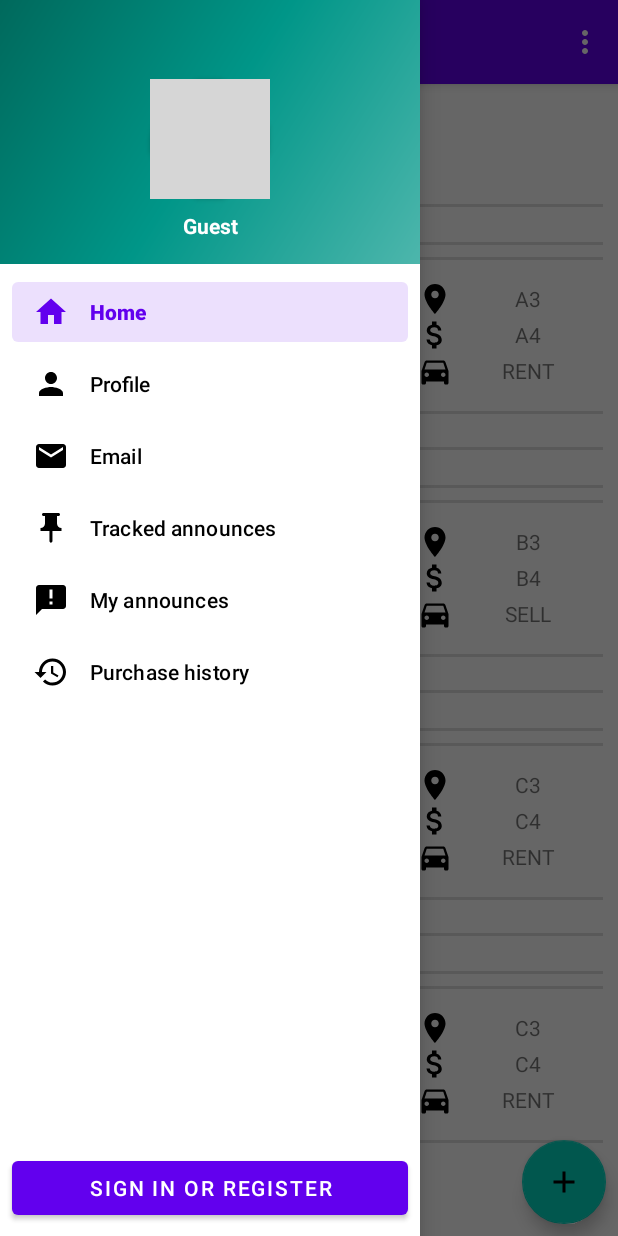
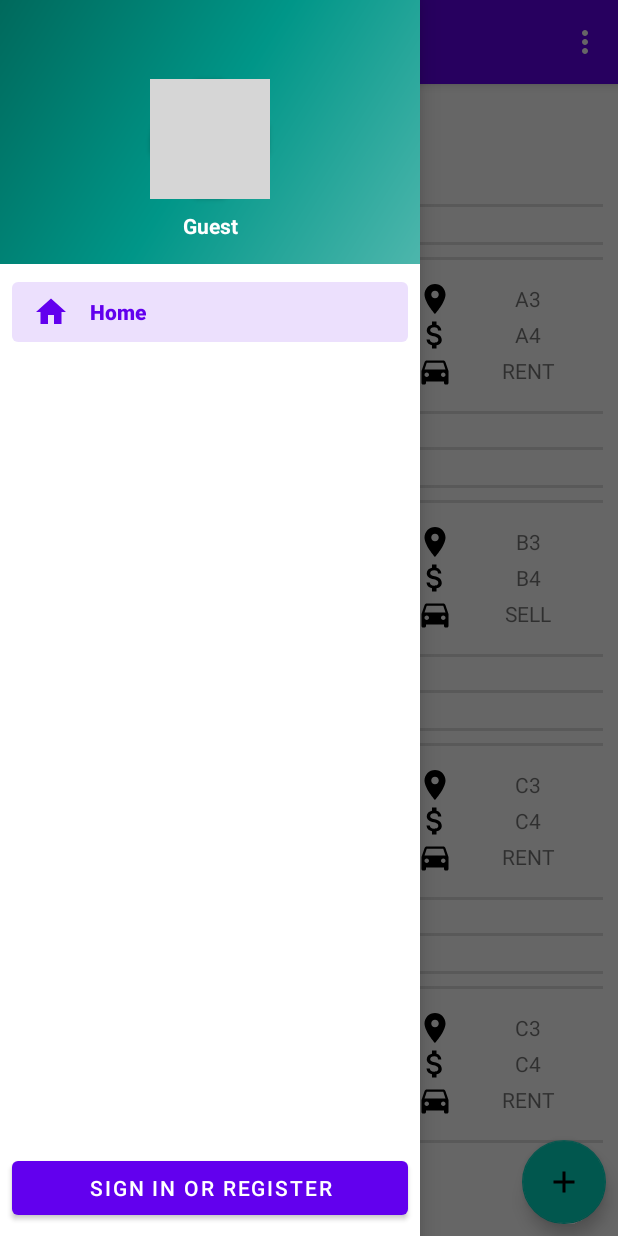
Before and after one commit to ETS-Android1/MeetingCar, an Android app: the screen it shows after launch (MainActivity), with the side drawer open, on a phone screen of 412 x 824 dp. Run offline under Robolectric (Android 15) with nearby library versions, the light colour scheme and no system bars; our stand-ins replace navigation-ui; grey boxes are pictures that could not be loaded.

Commit message:
NavDrawer modifs

```diff
--- a/MeetingCarAndroid/app/src/main/res/menu/activity_main_drawer.xml
+++ b/MeetingCarAndroid/app/src/main/res/menu/activity_main_drawer.xml
@@ -11,23 +11,28 @@
         <item
             android:id="@+id/nav_profile"
             android:icon="@drawable/ic_baseline_person_24"
-            android:title="@string/profile" />
+            android:title="@string/profile"
+            android:visible="false" />
         <item
             android:id="@+id/nav_mail"
             android:icon="@drawable/ic_baseline_email_24"
-            android:title="@string/prompt_email" />
+            android:title="@string/prompt_email"
+            android:visible="false" />
         <item
             android:id="@+id/nav_follow"
             android:icon="@drawable/ic_baseline_push_pin_24"
-            android:title="@string/tracked_announces" />
+            android:title="@string/tracked_announces"
+            android:visible="false" />
         <item
             android:id="@+id/nav_announces"
             android:icon="@drawable/ic_baseline_announcement_24"
-            android:title="@string/my_announces" />
+            android:title="@string/my_announces"
+            android:visible="false" />
         <item
             android:id="@+id/nav_history"
             android:icon="@drawable/ic_baseline_history_24"
-            android:title="@string/purchase_history" />
+            android:title="@string/purchase_history"
+            android:visible="false" />
     </group>
 
 </menu>
```
Also changed, not shown: MeetingCarAndroid/app/src/main/java/fr/flareden/meetingcar/MainActivity.java (+23 -6 lines), MeetingCarAndroid/app/src/main/java/fr/flareden/meetingcar/ui/profile/ProfileFragment.java (+43 -24 lines), MeetingCarAndroid/app/src/main/res/layout/fragment_profile.xml (+28 -4 lines).
